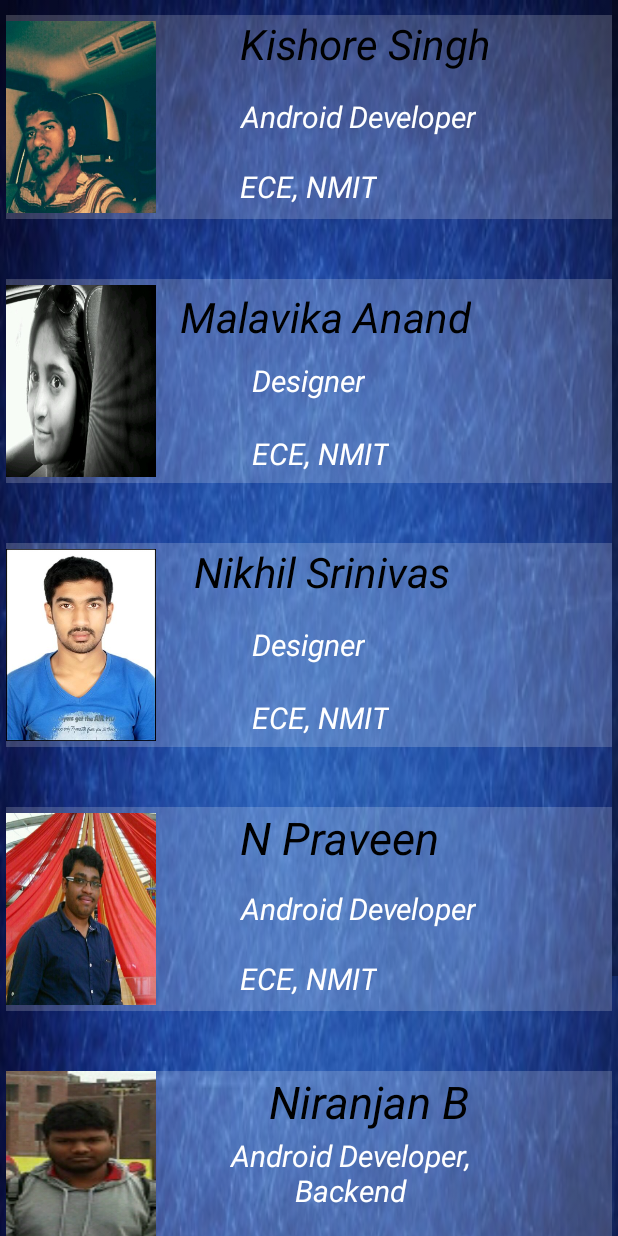
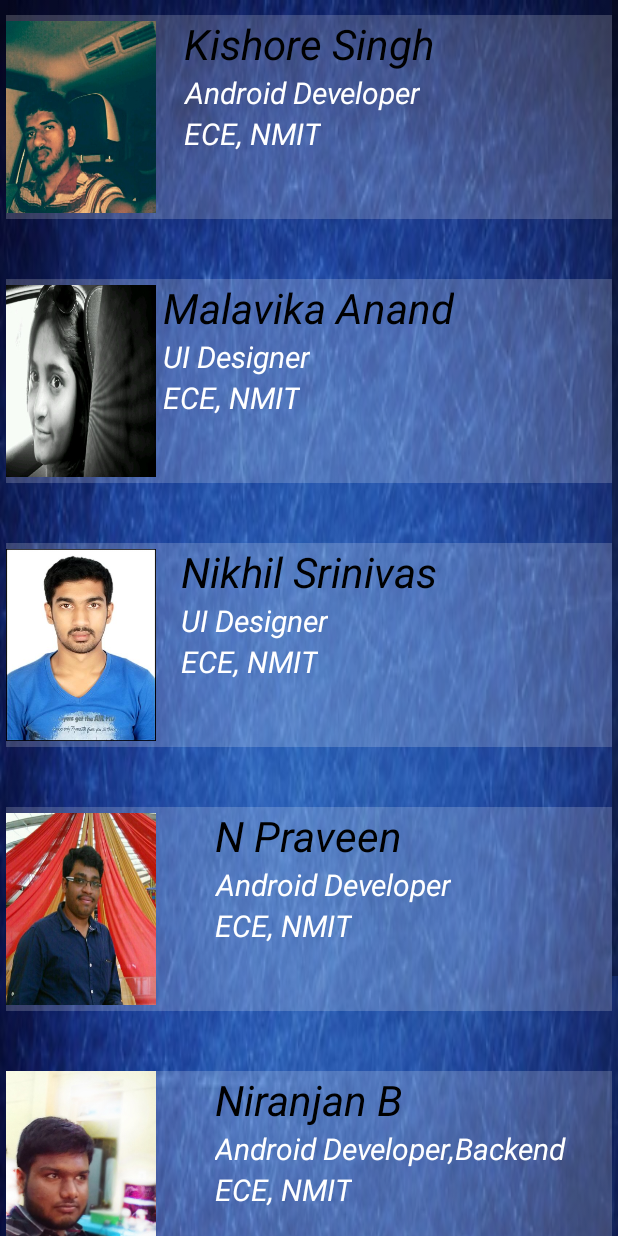
Before and after one commit to Niranjan-B/anaadyanta-2k16, an Android app: the fragment DevsFragment placed in its activity, on a phone screen of 412 x 824 dp. Run offline under Robolectric (Android 15) with nearby library versions, the phone set to English and light mode, and no system bars; our stand-ins replace Shimmer; libraries missing offline, so code that uses them is left out: cn.trinea.android, com.github.florent37.materialviewpager, com.mxn.soul, com.onesignal, com.romainpiel.shimmer and 1 more; plain views replace FlowingView, LeftDrawerLayout, ShimmerTextView; 32 statements that could not run were skipped.

Commit message:
modified devs fragment and added my icon :-p.

```diff
--- a/app/src/main/res/layout/fragment_devs.xml
+++ b/app/src/main/res/layout/fragment_devs.xml
@@ -1,6 +1,7 @@
 <?xml version="1.0" encoding="utf-8"?>
 <ScrollView xmlns:android="http://schemas.android.com/apk/res/android"
-    android:layout_width="match_parent" android:layout_height="match_parent"
+    android:layout_width="match_parent"
+    android:layout_height="match_parent"
     android:fillViewport="false">
 
 
@@ -9,391 +10,376 @@
         android:layout_width="match_parent"
         android:layout_height="match_parent"
         tools:context="org.anaadyanta.anaadyanta2k16.fragments.DevsFragment">
+
         <RelativeLayout
             android:layout_width="match_parent"
             android:layout_height="wrap_content"
             android:background="@mipmap/background">
 
             <RelativeLayout
+                android:id="@+id/relativeLayout9"
                 android:layout_width="match_parent"
                 android:layout_height="136dp"
-            android:background="#30FFFFFF"
-            android:layout_marginTop="10dp"
+                android:layout_alignParentTop="true"
+                android:layout_centerHorizontal="true"
                 android:layout_marginLeft="4dp"
                 android:layout_marginRight="4dp"
-            android:layout_alignParentTop="true"
-            android:layout_centerHorizontal="true"
-            android:id="@+id/relativeLayout9">
+                android:layout_marginTop="10dp"
+                android:background="#30FFFFFF">
+
                 <ImageView
+                    android:id="@+id/imageView6ab"
                     android:layout_width="100dp"
                     android:layout_height="80dp"
-                android:id="@+id/imageView6ab"
-                android:src="@mipmap/chor"
+                    android:layout_alignParentBottom="true"
                     android:layout_alignParentLeft="true"
                     android:layout_alignParentStart="true"
                     android:layout_alignParentTop="true"
-                android:layout_alignParentBottom="true" />
+                    android:src="@mipmap/chor" />
 
                 <com.romainpiel.shimmer.ShimmerTextView
+                    android:id="@+id/chor"
                     android:layout_width="wrap_content"
                     android:layout_height="wrap_content"
+                    android:layout_centerHorizontal="true"
+                    android:layout_alignParentTop="true"
+                    android:text="Kishore Singh"
                     android:textAppearance="?android:attr/textAppearanceLarge"
-                android:text="Kishore Singh"
-                android:textStyle="italic"
                     android:textColor="#000000"
-                android:id="@+id/chor"
                     android:textSize="28sp"
-                android:layout_alignParentTop="true"
-                android:layout_alignLeft="@+id/textView74"
-                android:layout_alignStart="@+id/textView74" />
+                    android:textStyle="italic" />
 
                 <TextView
+                    android:id="@+id/textView73"
                     android:layout_width="wrap_content"
                     android:layout_height="wrap_content"
+                    android:gravity="center"
+                    android:text="Android Developer"
                     android:textAppearance="?android:attr/textAppearanceLarge"
-                android:text="Android Developer"
+                    android:textColor="#ffffff"
                     android:textSize="20sp"
                     android:textStyle="italic"
-                android:gravity="center"
-                android:textColor="#ffffff"
-                android:id="@+id/textView73"
-                android:layout_centerVertical="true"
+                    android:layout_below="@+id/chor"
                     android:layout_alignLeft="@+id/chor"
                     android:layout_alignStart="@+id/chor" />
 
                 <TextView
+                    android:id="@+id/textView74"
                     android:layout_width="wrap_content"
                     android:layout_height="wrap_content"
+                    android:text="ECE, NMIT"
                     android:textAppearance="?android:attr/textAppearanceLarge"
-                android:text="ECE, NMIT"
-                android:layout_marginBottom="8dp"
+                    android:textColor="#ffffff"
                     android:textSize="20sp"
                     android:textStyle="italic"
-                android:textColor="#ffffff"
-                android:id="@+id/textView74"
-                android:layout_alignParentBottom="true"
-                android:layout_centerHorizontal="true" />
+                    android:layout_below="@+id/textView73"
+                    android:layout_alignLeft="@+id/textView73"
+                    android:layout_alignStart="@+id/textView73" />
             </RelativeLayout>
 
             <RelativeLayout
+                android:id="@+id/relativeLayout10"
                 android:layout_width="match_parent"
                 android:layout_height="136dp"
-            android:layout_marginTop="40dp"
-            android:background="#30FFFFFF"
+                android:layout_below="@+id/relativeLayout9"
+                android:layout_centerHorizontal="true"
                 android:layout_marginLeft="4dp"
                 android:layout_marginRight="4dp"
-            android:layout_below="@+id/relativeLayout9"
-            android:layout_centerHorizontal="true"
-            android:id="@+id/relativeLayout10">
+                android:layout_marginTop="40dp"
+                android:background="#30FFFFFF">
 
                 <ImageView
+                    android:id="@+id/imageView7"
                     android:layout_width="100dp"
                     android:layout_height="80dp"
-                android:id="@+id/imageView7"
-                android:src="@mipmap/mallu"
+                    android:layout_alignParentBottom="true"
                     android:layout_alignParentLeft="true"
                     android:layout_alignParentStart="true"
                     android:layout_alignParentTop="true"
-                android:layout_alignParentBottom="true" />
+                    android:src="@mipmap/mallu" />
 
                 <com.romainpiel.shimmer.ShimmerTextView
+                    android:id="@+id/mallu"
                     android:layout_width="wrap_content"
                     android:layout_height="wrap_content"
+                    android:layout_centerHorizontal="true"
+                    android:layout_alignParentTop="true"
+                    android:text="Malavika Anand"
+                    android:textAppearance="?android:attr/textAppearanceLarge"
                     android:textColor="#000000"
-                android:textAppearance="?android:attr/textAppearanceLarge"
-                android:text="Malavika Anand"
-                android:id="@+id/mallu"
-                android:layout_marginLeft="16dp"
                     android:textSize="28sp"
-                android:layout_marginTop="6dp"
-                android:textStyle="italic"
-                android:layout_alignParentTop="true"
-                android:layout_toRightOf="@+id/imageView7"
-                android:layout_toEndOf="@+id/imageView7" />
+                    android:textStyle="italic" />
 
                 <TextView
+                    android:id="@+id/textViewc"
                     android:layout_width="wrap_content"
                     android:layout_height="wrap_content"
+                    android:text="UI Designer"
+                    android:textAppearance="?android:attr/textAppearanceLarge"
                     android:textColor="#ffffff"
-                android:textAppearance="?android:attr/textAppearanceLarge"
-                android:text="Designer"
+                    android:textSize="20sp"
                     android:textStyle="italic"
-                android:textSize="20sp"
-                android:id="@+id/textViewc"
-                android:layout_centerVertical="true"
-                android:layout_centerHorizontal="true" />
+                    android:layout_below="@+id/mallu"
+                    android:layout_alignLeft="@+id/mallu"
+                    android:layout_alignStart="@+id/mallu" />
 
                 <TextView
+                    android:id="@+id/textView70"
                     android:layout_width="wrap_content"
                     android:layout_height="wrap_content"
+                    android:text="ECE, NMIT"
                     android:textAppearance="?android:attr/textAppearanceLarge"
-                android:text="ECE, NMIT"
-                android:layout_marginTop="8dp"
                     android:textColor="#ffffff"
+                    android:textSize="20sp"
                     android:textStyle="italic"
-                android:layout_marginBottom="6dp"
-                android:id="@+id/textView70"
-                android:textSize="20sp"
-                android:layout_alignParentBottom="true"
+                    android:layout_below="@+id/textViewc"
                     android:layout_alignLeft="@+id/textViewc"
                     android:layout_alignStart="@+id/textViewc" />
             </RelativeLayout>
 
             <RelativeLayout
+                android:id="@+id/relativeLayout11"
                 android:layout_width="match_parent"
                 android:layout_height="136dp"
-            android:background="#30FFFFFF"
                 android:layout_below="@+id/relativeLayout10"
                 android:layout_centerHorizontal="true"
-            android:layout_marginTop="40dp"
                 android:layout_marginLeft="4dp"
                 android:layout_marginRight="4dp"
-            android:id="@+id/relativeLayout11">
+                android:layout_marginTop="40dp"
+                android:background="#30FFFFFF">
 
                 <ImageView
+                    android:id="@+id/imageViewg"
                     android:layout_width="100dp"
                     android:layout_height="80dp"
-                android:id="@+id/imageViewg"
-                android:src="@mipmap/nikhil"
+                    android:layout_alignParentBottom="true"
                     android:layout_alignParentLeft="true"
                     android:layout_alignParentStart="true"
                     android:layout_alignParentTop="true"
-                android:layout_alignParentBottom="true" />
+                    android:src="@mipmap/nikhil" />
+
                 <com.romainpiel.shimmer.ShimmerTextView
+                    android:id="@+id/nikhil"
                     android:layout_width="wrap_content"
                     android:layout_height="wrap_content"
+                    android:layout_centerHorizontal="true"
+                    android:layout_alignParentTop="true"
+                    android:text="Nikhil Srinivas"
+                    android:textAppearance="?android:attr/textAppearanceLarge"
                     android:textColor="#000000"
-                android:textAppearance="?android:attr/textAppearanceLarge"
-                android:text="Nikhil Srinivas"
-                android:id="@+id/nikhil"
                     android:textSize="28sp"
-                android:textStyle="italic"
-                android:layout_marginLeft="25dp"
-                android:layout_alignParentTop="true"
-                android:layout_toRightOf="@+id/imageViewg"
-                android:layout_toEndOf="@+id/imageViewg"
-                android:layout_marginStart="25dp" />
+                    android:textStyle="italic" />
 
                 <TextView
+                    android:id="@+id/textView69"
                     android:layout_width="wrap_content"
                     android:layout_height="wrap_content"
+                    android:text="UI Designer"
+                    android:textAppearance="?android:attr/textAppearanceLarge"
                     android:textColor="#ffffff"
-                android:textAppearance="?android:attr/textAppearanceLarge"
-                android:text="Designer"
+                    android:textSize="20sp"
                     android:textStyle="italic"
-                android:textSize="20sp"
-                android:id="@+id/textView69"
-                android:layout_centerVertical="true"
-                android:layout_centerHorizontal="true" />
+                    android:layout_below="@+id/nikhil"
+                    android:layout_alignLeft="@+id/nikhil"
+                    android:layout_alignStart="@+id/nikhil" />
 
                 <TextView
+                    android:id="@+id/textView71"
                     android:layout_width="wrap_content"
                     android:layout_height="wrap_content"
+                    android:text="ECE, NMIT"
                     android:textAppearance="?android:attr/textAppearanceLarge"
-                android:text="ECE, NMIT"
-                android:layout_marginTop="8dp"
                     android:textColor="#ffffff"
+                    android:textSize="20sp"
                     android:textStyle="italic"
-                android:layout_marginBottom="6dp"
-                android:id="@+id/textView71"
-                android:textSize="20sp"
-                android:layout_alignParentBottom="true"
+                    android:layout_below="@+id/textView69"
                     android:layout_alignLeft="@+id/textView69"
                     android:layout_alignStart="@+id/textView69" />
             </RelativeLayout>
 
             <RelativeLayout
+                android:id="@+id/relativeLayout12"
                 android:layout_width="match_parent"
                 android:layout_height="136dp"
-            android:background="#30FFFFFF"
-            android:layout_marginTop="40dp"
+                android:layout_below="@+id/relativeLayout11"
+                android:layout_centerHorizontal="true"
                 android:layout_marginLeft="4dp"
                 android:layout_marginRight="4dp"
-            android:layout_below="@+id/relativeLayout11"
-            android:layout_centerHorizontal="true"
-            android:id="@+id/relativeLayout12">
+                android:layout_marginTop="40dp"
+                android:background="#30FFFFFF">
 
                 <ImageView
+                    android:id="@+id/imageView6g"
                     android:layout_width="100dp"
                     android:layout_height="80dp"
-                android:id="@+id/imageView6g"
-                android:src="@mipmap/prav"
+                    android:layout_alignParentBottom="true"
                     android:layout_alignParentLeft="true"
                     android:layout_alignParentStart="true"
                     android:layout_alignParentTop="true"
-                android:layout_alignParentBottom="true" />
+                    android:src="@mipmap/prav" />
 
                 <com.romainpiel.shimmer.ShimmerTextView
+                    android:id="@+id/prav"
                     android:layout_width="wrap_content"
                     android:layout_height="wrap_content"
+                    android:layout_centerHorizontal="true"
+                    android:layout_alignParentTop="true"
+                    android:text="N Praveen"
                     android:textAppearance="?android:attr/textAppearanceLarge"
-                android:text="N Praveen"
-                android:textStyle="italic"
                     android:textColor="#000000"
-                android:id="@+id/prav"
-                android:textSize="30sp"
-                android:layout_alignParentTop="true"
-                android:layout_alignLeft="@+id/textViewa"
-                android:layout_alignStart="@+id/textViewa" />
+                    android:textSize="28sp"
+                    android:textStyle="italic" />
 
                 <TextView
+                    android:id="@+id/textViewb"
                     android:layout_width="wrap_content"
                     android:layout_height="wrap_content"
+                    android:gravity="center"
+                    android:text="Android Developer"
                     android:textAppearance="?android:attr/textAppearanceLarge"
-                android:text="Android Developer"
+                    android:textColor="#ffffff"
                     android:textSize="20sp"
                     android:textStyle="italic"
-                  android:gravity="center"
-                android:textColor="#ffffff"
-                android:id="@+id/textViewb"
-                android:layout_centerVertical="true"
+                    android:layout_below="@+id/prav"
                     android:layout_alignLeft="@+id/prav"
                     android:layout_alignStart="@+id/prav" />
 
                 <TextView
+                    android:id="@+id/textViewa"
                     android:layout_width="wrap_content"
                     android:layout_height="wrap_content"
+                    android:text="ECE, NMIT"
                     android:textAppearance="?android:attr/textAppearanceLarge"
-                android:text="ECE, NMIT"
-                android:layout_marginBottom="8dp"
+                    android:textColor="#ffffff"
                     android:textSize="20sp"
                     android:textStyle="italic"
-                android:textColor="#ffffff"
-                android:id="@+id/textViewa"
-                android:layout_alignParentBottom="true"
-                android:layout_centerHorizontal="true" />
+                    android:layout_below="@+id/textViewb"
+                    android:layout_alignLeft="@+id/textViewb"
+                    android:layout_alignStart="@+id/textViewb" />
             </RelativeLayout>
 
             <RelativeLayout
+                android:id="@+id/relativeLayout13"
                 android:layout_width="match_parent"
                 android:layout_height="136dp"
-            android:background="#30FFFFFF"
-            android:layout_marginTop="40dp"
+                android:layout_below="@+id/relativeLayout12"
+                android:layout_centerHorizontal="true"
                 android:layout_marginLeft="4dp"
                 android:layout_marginRight="4dp"
-            android:layout_below="@+id/relativeLayout12"
-            android:layout_centerHorizontal="true"
-            android:id="@+id/relativeLayout13">
+                android:layout_marginTop="40dp"
+                android:background="#30FFFFFF">
 
                 <com.romainpiel.shimmer.ShimmerTextView
+                    android:id="@+id/ninja"
                     android:layout_width="wrap_content"
                     android:layout_height="wrap_content"
+                    android:layout_alignParentTop="true"
+                    android:layout_centerHorizontal="true"
+                    android:text="Niranjan B"
                     android:textAppearance="?android:attr/textAppearanceLarge"
-                android:text="Niranjan B"
-                android:textStyle="italic"
                     android:textColor="#000000"
-                android:textSize="30sp"
-                android:id="@+id/ninja"
-                android:layout_alignParentTop="true"
-                android:layout_alignLeft="@+id/textView79"
-                android:layout_alignStart="@+id/textView79" />
+                    android:textSize="28sp"
+                    android:textStyle="italic" />
 
                 <TextView
+                    android:id="@+id/textView78"
                     android:layout_width="wrap_content"
                     android:layout_height="wrap_content"
+                    android:gravity="center"
+                    android:text="Android Developer,Backend"
                     android:textAppearance="?android:attr/textAppearanceLarge"
-                android:text="Android Developer,\nBackend"
-                android:id="@+id/textView78"
+                    android:textColor="#ffffff"
                     android:textSize="20sp"
                     android:textStyle="italic"
-                android:gravity="center"
-                android:textColor="#ffffff"
-                android:layout_centerVertical="true"
-                android:layout_alignRight="@+id/ninja"
-                android:layout_alignEnd="@+id/ninja" />
+                    android:layout_below="@+id/ninja"
+                    android:layout_alignLeft="@+id/ninja"
+                    android:layout_alignStart="@+id/ninja" />
 
                 <TextView
+                    android:id="@+id/textView79"
                     android:layout_width="wrap_content"
                     android:layout_height="wrap_content"
+                    android:gravity="center"
+                    android:text="ECE, NMIT"
                     android:textAppearance="?android:attr/textAppearanceMedium"
-                android:text="ECE, NMIT"
-                android:id="@+id/textView79"
+                    android:textColor="#ffffff"
                     android:textSize="20sp"
                     android:textStyle="italic"
-                android:gravity="center"
-                android:textColor="#ffffff"
-                android:layout_alignParentBottom="true"
-                android:layout_toRightOf="@+id/imageView8"
-                android:layout_toEndOf="@+id/imageView8"
-                android:layout_marginLeft="75dp"
-                android:layout_marginStart="75dp" />
+                    android:layout_below="@+id/textView78"
+                    android:layout_alignLeft="@+id/textView78"
+                    android:layout_alignStart="@+id/textView78" />
 
                 <ImageView
+                    android:id="@+id/imageView8"
                     android:layout_width="100dp"
                     android:layout_height="80dp"
-                android:id="@+id/imageView8"
-                android:background="@mipmap/ninja"
                     android:layout_alignParentLeft="true"
                     android:layout_alignParentStart="true"
                     android:layout_alignParentTop="true"
-                android:layout_alignBottom="@+id/textView79" />
+                    android:background="@mipmap/niranjan"
+                    android:layout_alignParentBottom="true" />
             </RelativeLayout>
 
             <RelativeLayout
+                android:id="@+id/re"
                 android:layout_width="match_parent"
                 android:layout_height="136dp"
-            android:background="#30FFFFFF"
-            android:layout_marginTop="40dp"
+                android:layout_below="@+id/relativeLayout13"
+                android:layout_centerHorizontal="true"
                 android:layout_marginBottom="18dp"
                 android:layout_marginLeft="4dp"
                 android:layout_marginRight="4dp"
-            android:layout_below="@+id/relativeLayout13"
-            android:id="@+id/re"
-            android:layout_centerHorizontal="true">
+                android:layout_marginTop="40dp"
+                android:background="#30FFFFFF">
 
 
                 <com.romainpiel.shimmer.ShimmerTextView
+                    android:id="@+id/nitte"
                     android:layout_width="wrap_content"
                     android:layout_height="wrap_content"
+                    android:layout_alignParentTop="true"
+                    android:layout_centerHorizontal="true"
+                    android:layout_marginLeft="59dp"
+                    android:layout_marginStart="59dp"
+                    android:text="Nithesh G"
                     android:textAppearance="?android:attr/textAppearanceLarge"
-                android:text="Nithesh Gaikwad"
-                android:textSize="30sp"
-                android:id="@+id/nitte"
-                android:layout_marginTop="8dp"
-                android:textStyle="italic"
-                android:layout_alignParentTop="true"
-                android:layout_toRightOf="@+id/imageView6"
-                android:layout_toEndOf="@+id/imageView6"
-                android:layout_marginLeft="21dp"
-                android:layout_marginStart="21dp" />
+                    android:textSize="28sp"
+                    android:textStyle="italic" />
 
                 <TextView
+                    android:id="@+id/textView76"
                     android:layout_width="wrap_content"
                     android:layout_height="wrap_content"
+                    android:text="UI Designer"
                     android:textAppearance="?android:attr/textAppearanceLarge"
-                android:text="UI Designer"
                     android:textColor="#ffffff"
                     android:textSize="20sp"
                     android:textStyle="italic"
-                android:id="@+id/textView76"
-                android:layout_centerVertical="true"
+                    android:layout_below="@+id/nitte"
                     android:layout_alignLeft="@+id/nitte"
-                android:layout_alignStart="@+id/nitte"
-                android:layout_marginLeft="55dp"
-                android:layout_marginStart="55dp" />
+                    android:layout_alignStart="@+id/nitte" />
 
                 <TextView
+                    android:id="@+id/textView77"
                     android:layout_width="wrap_content"
                     android:layout_height="wrap_content"
+                    android:text="ECE, NMIT"
                     android:textAppearance="?android:attr/textAppearanceLarge"
-                android:text="ECE, NMIT"
+                    android:textColor="#ffffff"
                     android:textSize="20sp"
-                android:textColor="#ffffff"
                     android:textStyle="italic"
-                android:id="@+id/textView77"
-                android:layout_alignParentBottom="true"
+                    android:layout_below="@+id/textView76"
                     android:layout_alignLeft="@+id/textView76"
                     android:layout_alignStart="@+id/textView76" />
 
                 <ImageView
+                    android:id="@+id/imageView6"
                     android:layout_width="100dp"
                     android:layout_height="80dp"
-                android:id="@+id/imageView6"
-                android:src="@mipmap/nitte"
                     android:layout_alignParentBottom="true"
-                android:layout_alignParentTop="true" />
+                    android:layout_alignParentTop="true"
+                    android:src="@mipmap/nitte" />
             </RelativeLayout>
-
 
 
         </RelativeLayout>
```
Also changed, not shown: app/src/main/res/mipmap-xxhdpi/niranjan.jpg (added). Lines whose indentation alone changed are shown as unchanged.
